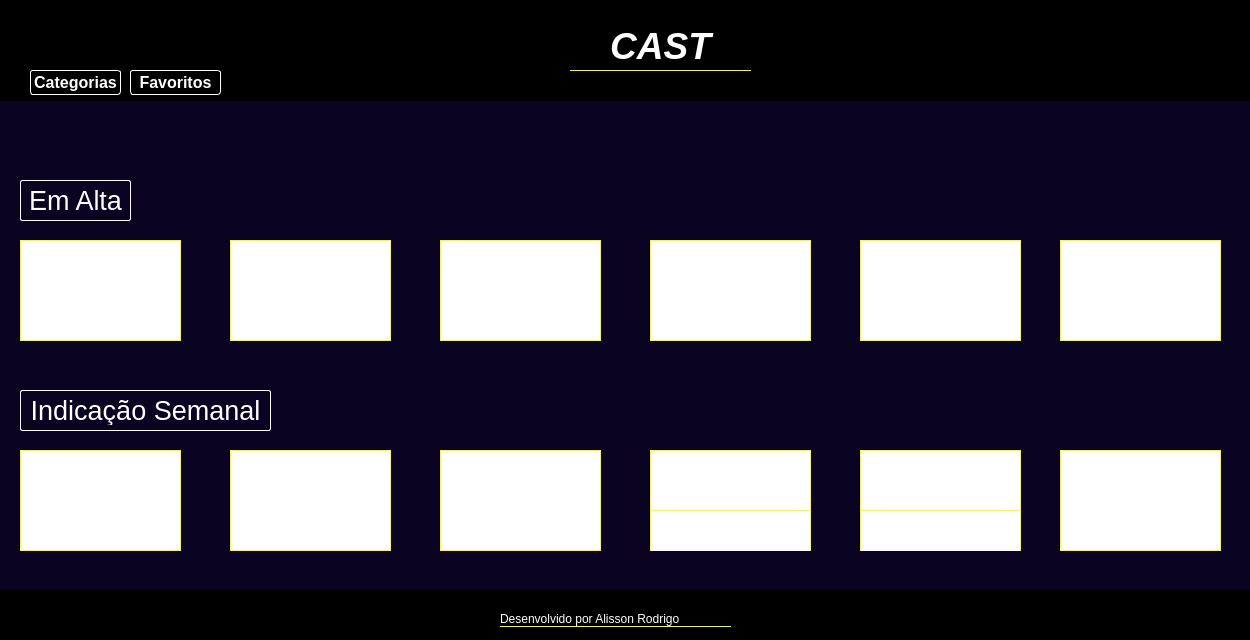
Alisson-Rodrigo/poo-II, file telas/tela_inicialOFC.ui: the form before one commit.
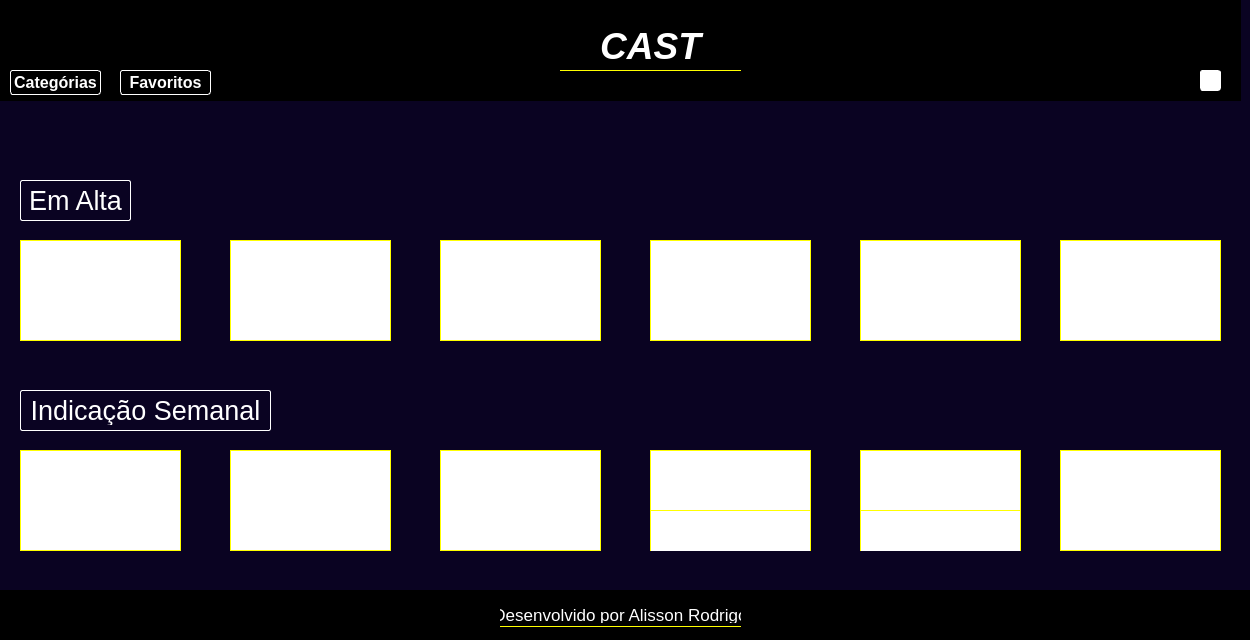
The form after the commit. Icons and pictures are not drawn.

```diff
--- a/telas/tela_inicialOFC.ui
+++ b/telas/tela_inicialOFC.ui
@@ -33,7 +33,7 @@
    <widget class="QFrame" name="frame_4">
     <property name="geometry">
      <rect>
-      <x>0</x>
+      <x>-10</x>
       <y>0</y>
       <width>1251</width>
       <height>101</height>
@@ -76,41 +76,6 @@
       <set>Qt::AlignCenter</set>
      </property>
     </widget>
-    <widget class="QPushButton" name="pushButton_2">
-     <property name="geometry">
-      <rect>
-       <x>30</x>
-       <y>70</y>
-       <width>91</width>
-       <height>25</height>
-      </rect>
-     </property>
-     <property name="font">
-      <font>
-       <pointsize>12</pointsize>
-       <weight>75</weight>
-       <bold>true</bold>
-      </font>
-     </property>
-     <property name="cursor">
-      <cursorShape>PointingHandCursor</cursorShape>
-     </property>
-     <property name="styleSheet">
-      <string notr="true">QPushButton {
-color: white;
-border: 0.5px solid white;
-border-radius: 3px;
-}
-
-QPushButton:hover {
-	color:black;
-	background-color: white;
-}</string>
-     </property>
-     <property name="text">
-      <string>Categorias</string>
-     </property>
-    </widget>
     <widget class="QPushButton" name="pushButton_3">
      <property name="geometry">
       <rect>
@@ -146,6 +111,86 @@
       <string>Favoritos</string>
      </property>
     </widget>
+    <widget class="QPushButton" name="pushButton_4">
+     <property name="geometry">
+      <rect>
+       <x>20</x>
+       <y>70</y>
+       <width>91</width>
+       <height>25</height>
+      </rect>
+     </property>
+     <property name="font">
+      <font>
+       <pointsize>12</pointsize>
+       <weight>75</weight>
+       <bold>true</bold>
+      </font>
+     </property>
+     <property name="cursor">
+      <cursorShape>PointingHandCursor</cursorShape>
+     </property>
+     <property name="styleSheet">
+      <string notr="true">QPushButton {
+color: white;
+border: 0.5px solid white;
+border-radius: 3px;
+}
+
+QPushButton:hover {
+	color:black;
+	background-color: white;
+}</string>
+     </property>
+     <property name="text">
+      <string>Categórias</string>
+     </property>
+    </widget>
+    <widget class="QPushButton" name="pushButton_2">
+     <property name="geometry">
+      <rect>
+       <x>1210</x>
+       <y>70</y>
+       <width>21</width>
+       <height>21</height>
+      </rect>
+     </property>
+     <property name="font">
+      <font>
+       <pointsize>12</pointsize>
+       <weight>75</weight>
+       <bold>true</bold>
+      </font>
+     </property>
+     <property name="cursor">
+      <cursorShape>PointingHandCursor</cursorShape>
+     </property>
+     <property name="styleSheet">
+      <string notr="true">QPushButton {
+	background-image: url(:/newPrefix/align-justify (1).svg);
+background-image: url(:/newPrefix/align-justify.svg);
+background-color:white;
+background-repeat: no-repeat;
+color: white;
+border: 0.5px solid white;
+border-radius: 3px;
+}
+
+QPushButton:hover {
+	color:black;
+	background-color: white;
+}</string>
+     </property>
+     <property name="text">
+      <string/>
+     </property>
+     <property name="iconSize">
+      <size>
+       <width>20</width>
+       <height>20</height>
+      </size>
+     </property>
+    </widget>
    </widget>
    <widget class="QFrame" name="frame">
     <property name="geometry">
@@ -169,18 +214,30 @@
      <property name="geometry">
       <rect>
        <x>500</x>
-       <y>20</y>
-       <width>231</width>
-       <height>17</height>
+       <y>16</y>
+       <width>241</width>
+       <height>21</height>
       </rect>
      </property>
+     <property name="font">
+      <font>
+       <family>MS Sans Serif</family>
+       <pointsize>13</pointsize>
+       <weight>50</weight>
+       <bold>false</bold>
+      </font>
+     </property>
      <property name="styleSheet">
       <string notr="true">color: white;
-border-bottom: 1px solid yellow;</string>
+border-bottom: 1px solid yellow;
+padding-bottom:3px;</string>
      </property>
      <property name="text">
       <string>Desenvolvido por Alisson Rodrigo</string>
      </property>
+     <property name="alignment">
+      <set>Qt::AlignCenter</set>
+     </property>
     </widget>
    </widget>
    <widget class="QLabel" name="label_3">
```
